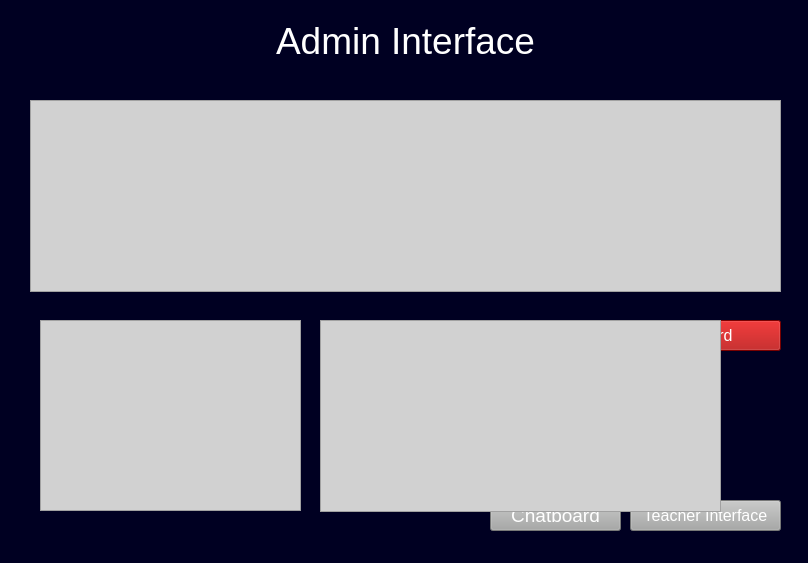
Old version of the form admin.ui in the repository bakisgan/Campus_Pulse_v02.
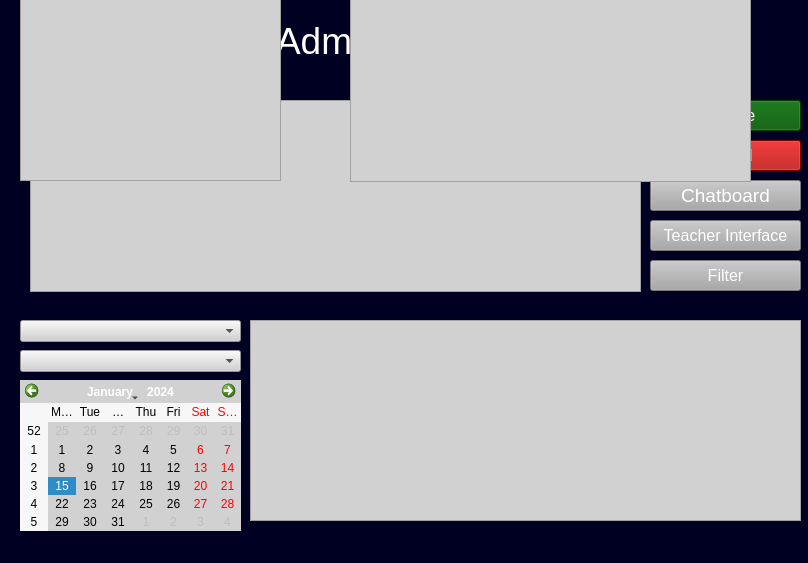
New version of the form.

Diff of the .ui file:
```diff
--- a/admin.ui
+++ b/admin.ui
@@ -44,8 +44,8 @@
    <widget class="QPushButton" name="Back_Log_but">
     <property name="geometry">
      <rect>
-      <x>630</x>
-      <y>500</y>
+      <x>650</x>
+      <y>220</y>
       <width>151</width>
       <height>31</height>
      </rect>
@@ -62,7 +62,7 @@
      <rect>
       <x>30</x>
       <y>100</y>
-      <width>751</width>
+      <width>611</width>
       <height>192</height>
      </rect>
     </property>
@@ -73,8 +73,8 @@
    <widget class="QPushButton" name="Approve_but">
     <property name="geometry">
      <rect>
-      <x>460</x>
-      <y>320</y>
+      <x>650</x>
+      <y>100</y>
       <width>151</width>
       <height>31</height>
      </rect>
@@ -90,8 +90,8 @@
    <widget class="QPushButton" name="Discard_but">
     <property name="geometry">
      <rect>
-      <x>630</x>
-      <y>320</y>
+      <x>650</x>
+      <y>140</y>
       <width>151</width>
       <height>31</height>
      </rect>
@@ -107,9 +107,9 @@
    <widget class="QPushButton" name="Chatboard_but">
     <property name="geometry">
      <rect>
-      <x>490</x>
-      <y>500</y>
-      <width>131</width>
+      <x>650</x>
+      <y>180</y>
+      <width>151</width>
       <height>31</height>
      </rect>
     </property>
@@ -123,8 +123,8 @@
    <widget class="QTableWidget" name="courseWidget">
     <property name="geometry">
      <rect>
-      <x>40</x>
-      <y>320</y>
+      <x>20</x>
+      <y>-10</y>
       <width>261</width>
       <height>191</height>
      </rect>
@@ -136,8 +136,8 @@
    <widget class="QTableWidget" name="studentWidget">
     <property name="geometry">
      <rect>
-      <x>320</x>
-      <y>320</y>
+      <x>350</x>
+      <y>-10</y>
       <width>401</width>
       <height>192</height>
      </rect>
@@ -146,6 +146,74 @@
      <string notr="true">background-color: rgb(209, 209, 209);</string>
     </property>
    </widget>
+   <widget class="QComboBox" name="Users_combo">
+    <property name="geometry">
+     <rect>
+      <x>20</x>
+      <y>320</y>
+      <width>221</width>
+      <height>22</height>
+     </rect>
+    </property>
+    <property name="styleSheet">
+     <string notr="true">background-color: rgb(209, 209, 209);</string>
+    </property>
+   </widget>
+   <widget class="QComboBox" name="Transaction_combo">
+    <property name="geometry">
+     <rect>
+      <x>20</x>
+      <y>350</y>
+      <width>221</width>
+      <height>22</height>
+     </rect>
+    </property>
+    <property name="styleSheet">
+     <string notr="true">background-color: rgb(209, 209, 209);</string>
+    </property>
+   </widget>
+   <widget class="QCalendarWidget" name="logcalendarWidget">
+    <property name="geometry">
+     <rect>
+      <x>20</x>
+      <y>380</y>
+      <width>221</width>
+      <height>151</height>
+     </rect>
+    </property>
+    <property name="styleSheet">
+     <string notr="true">background-color: rgb(209, 209, 209);</string>
+    </property>
+   </widget>
+   <widget class="QTableWidget" name="logtablewidget">
+    <property name="geometry">
+     <rect>
+      <x>250</x>
+      <y>320</y>
+      <width>551</width>
+      <height>201</height>
+     </rect>
+    </property>
+    <property name="styleSheet">
+     <string notr="true">background-color: rgb(209, 209, 209);</string>
+    </property>
+   </widget>
+   <widget class="QPushButton" name="filter_button">
+    <property name="geometry">
+     <rect>
+      <x>650</x>
+      <y>260</y>
+      <width>151</width>
+      <height>31</height>
+     </rect>
+    </property>
+    <property name="styleSheet">
+     <string notr="true">background-color: rgb(167, 168, 167); font-size:12pt; color:rgb(255, 255, 255)</string>
+    </property>
+    <property name="text">
+     <string>Filter</string>
+    </property>
+   </widget>
   </widget>
   <widget class="QMenuBar" name="menubar">
    <property name="geometry">
```
